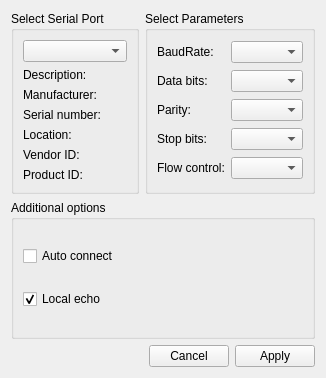
The window that QSerial/settingsdialog.ui (pr4u4t/automatron3000) describes before a commit, drawn with Qt 5.
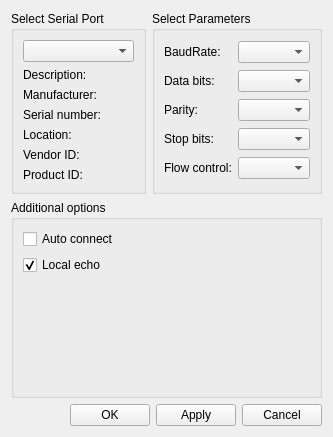
The same window after the commit. Custom widgets are drawn as their Qt base class.

Patch:
```diff
--- a/QSerial/settingsdialog.ui
+++ b/QSerial/settingsdialog.ui
@@ -6,8 +6,8 @@
    <rect>
     <x>0</x>
     <y>0</y>
-    <width>326</width>
-    <height>378</height>
+    <width>333</width>
+    <height>437</height>
    </rect>
   </property>
   <property name="windowTitle">
@@ -143,9 +143,9 @@
       </spacer>
      </item>
      <item>
-      <widget class="QPushButton" name="cancelButton">
+      <widget class="QPushButton" name="okButton">
        <property name="text">
-        <string>Cancel</string>
+        <string>OK</string>
        </property>
       </widget>
      </item>
@@ -156,6 +156,13 @@
        </property>
       </widget>
      </item>
+     <item>
+      <widget class="QPushButton" name="cancelButton">
+       <property name="text">
+        <string>Cancel</string>
+       </property>
+      </widget>
+     </item>
     </layout>
    </item>
    <item row="1" column="0" colspan="2">
@@ -181,6 +188,19 @@
         </property>
        </widget>
       </item>
+      <item>
+       <spacer name="verticalSpacer">
+        <property name="orientation">
+         <enum>Qt::Vertical</enum>
+        </property>
+        <property name="sizeHint" stdset="0">
+         <size>
+          <width>20</width>
+          <height>40</height>
+         </size>
+        </property>
+       </spacer>
+      </item>
      </layout>
     </widget>
    </item>
```
